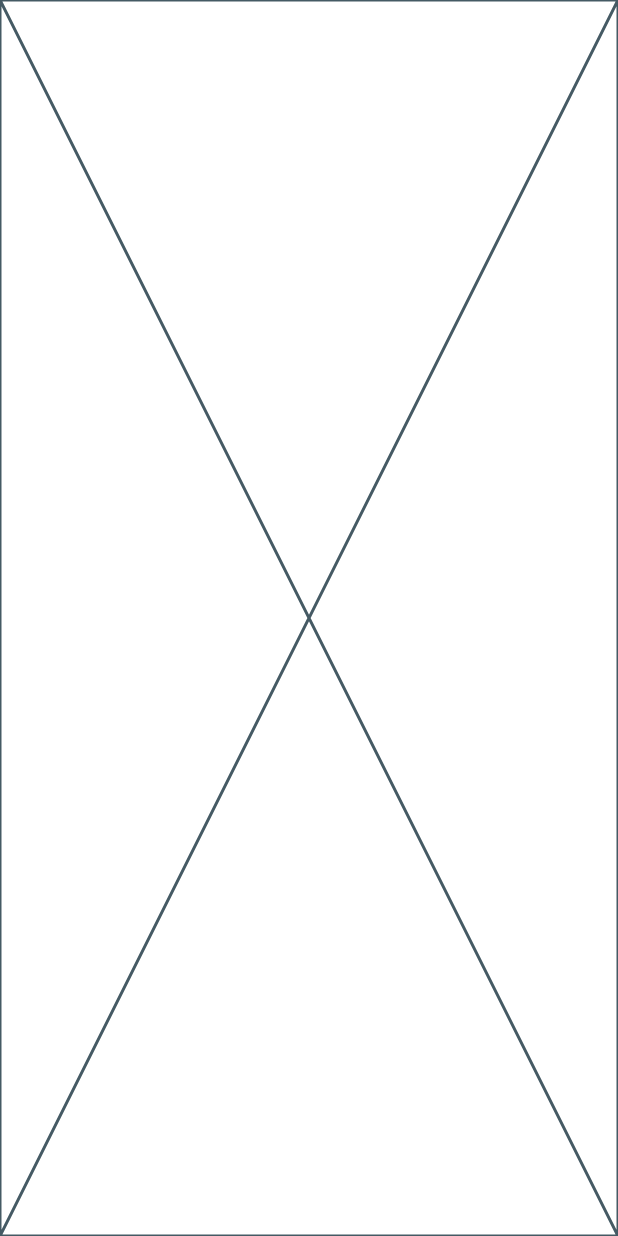
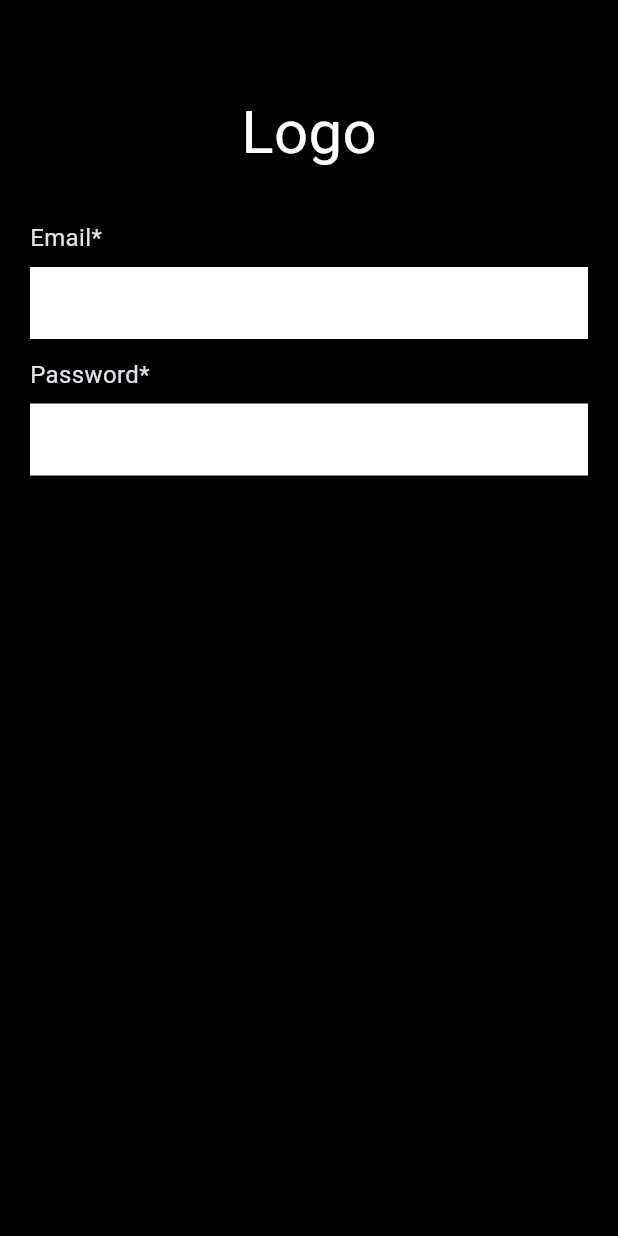
Before and after one commit to ba138/tiktok_clone, a Flutter app: the screen it shows after launch, on a phone screen of 412 x 824 dp. Run offline on Flutter 3.47's test engine with Material 3 defaults, Android fonts, the phone set to English and light mode, and no system bars.

Commit message:
creating login ui

```diff
--- a/lib/auth/login_view.dart
+++ b/lib/auth/login_view.dart
@@ -8,8 +8,74 @@ class LoginView extends StatefulWidget {
 }
 
 class _LoginViewState extends State<LoginView> {
+  var emailController = TextEditingController();
+  var passwordController = TextEditingController();
+
   @override
   Widget build(BuildContext context) {
-    return const Placeholder();
+    return Scaffold(
+      body: SafeArea(
+        child: SingleChildScrollView(
+          child: Padding(
+            padding: const EdgeInsets.all(20.0),
+            child: Column(
+              mainAxisAlignment: MainAxisAlignment.center,
+              children: [
+                const SizedBox(
+                  height: 40,
+                ),
+                const Text(
+                  "Logo",
+                  style: TextStyle(
+                    fontSize: 40,
+                    color: Colors.white,
+                  ),
+                ),
+                const SizedBox(
+                  height: 30,
+                ),
+                const Align(
+                  alignment: Alignment.topLeft,
+                  child: Text(
+                    "Email*",
+                    style: TextStyle(fontSize: 16),
+                  ),
+                ),
+                const SizedBox(
+                  height: 8,
+                ),
+                TextField(
+                  controller: emailController,
+                  decoration: const InputDecoration(
+                      border: InputBorder.none,
+                      fillColor: Colors.white,
+                      filled: true),
+                ),
+                const SizedBox(
+                  height: 12,
+                ),
+                const Align(
+                  alignment: Alignment.topLeft,
+                  child: Text(
+                    "Password*",
+                    style: TextStyle(fontSize: 16),
+                  ),
+                ),
+                const SizedBox(
+                  height: 8,
+                ),
+                TextField(
+                  controller: passwordController,
+                  decoration: const InputDecoration(
+                      border: InputBorder.none,
+                      fillColor: Colors.white,
+                      filled: true),
+                ),
+              ],
+            ),
+          ),
+        ),
+      ),
+    );
   }
 }
--- a/lib/main.dart
+++ b/lib/main.dart
@@ -11,11 +11,12 @@ class MyApp extends StatelessWidget {
   @override
   Widget build(BuildContext context) {
     return MaterialApp(
+      debugShowCheckedModeBanner: false,
       title: 'Flutter Demo',
       theme: ThemeData.dark().copyWith(
         scaffoldBackgroundColor: Colors.black,
       ),
-      home: LoginView(),
+      home: const LoginView(),
     );
   }
 }
```
